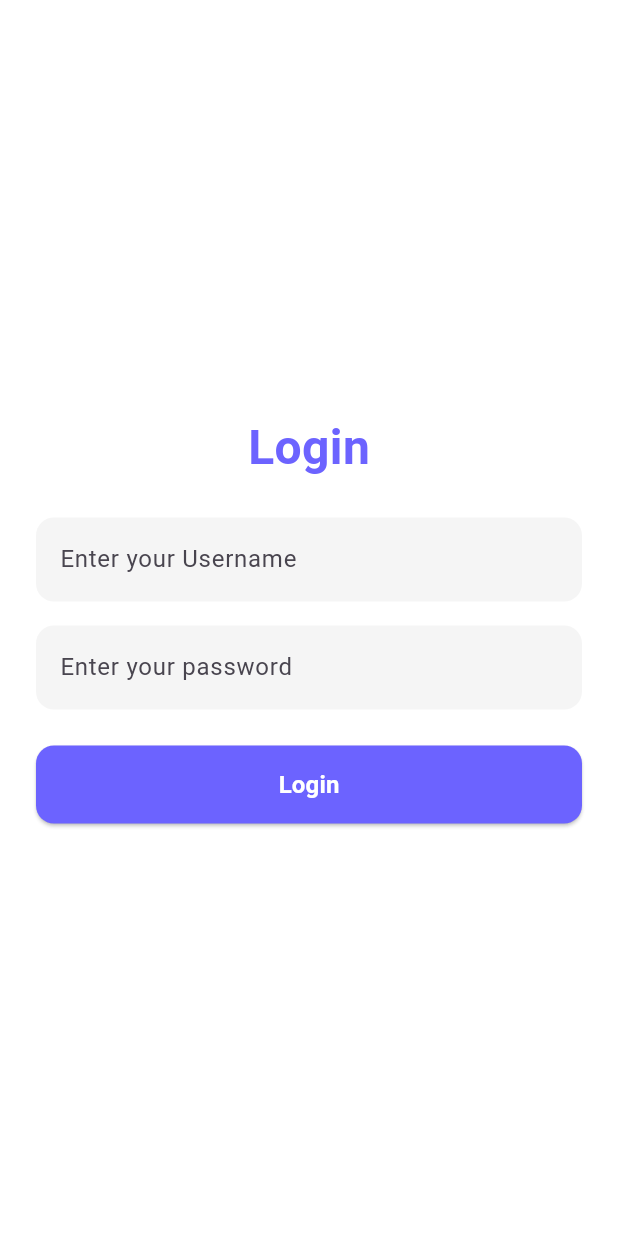
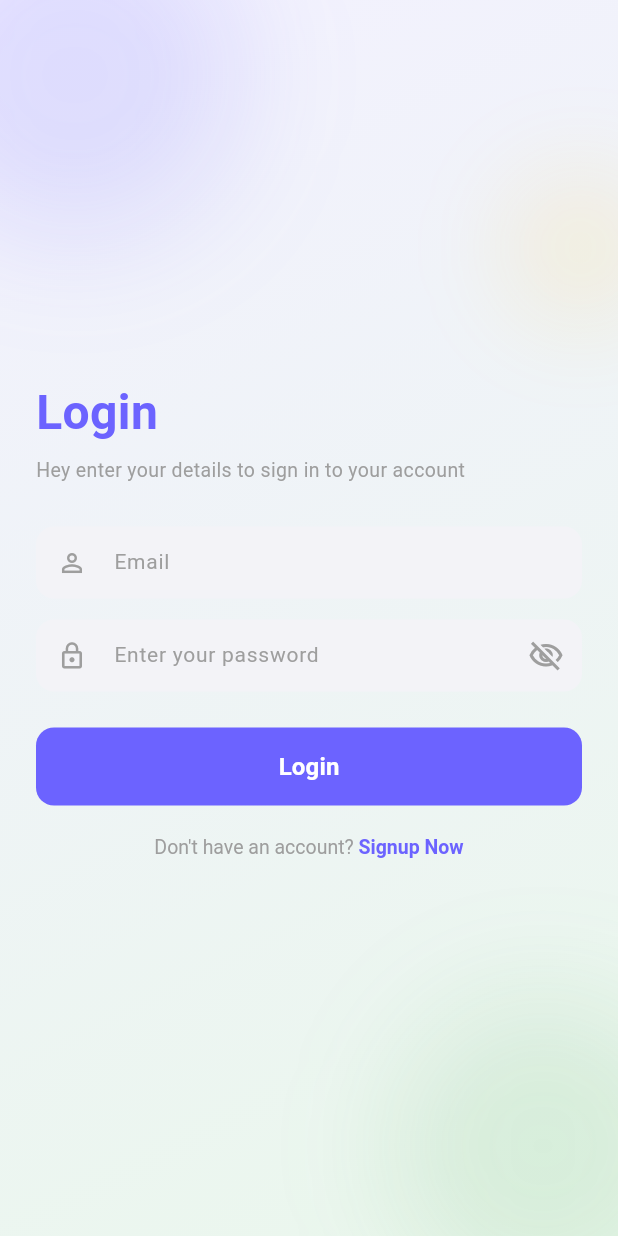
Before and after one commit to joan-code6/broccoli, a Flutter app: the screen it shows after launch, on a phone screen of 412 x 824 dp. Run offline on Flutter 3.47's test engine with Material 3 defaults, Android fonts, the phone set to English and light mode, and no system bars.

Commit message:
add color

```diff
--- a/app/lib/login_screen.dart
+++ b/app/lib/login_screen.dart
@@ -1,89 +1,209 @@
+import 'dart:ui';
 import 'package:flutter/material.dart';
+import 'package:flutter/gestures.dart';
 
 class LoginScreen extends StatefulWidget {
   const LoginScreen({super.key});
 
   @override
-  _LoginScreenState createState() => _LoginScreenState();
+  State<LoginScreen> createState() => _LoginScreenState();
 }
 
 class _LoginScreenState extends State<LoginScreen> {
-  String myUsername = "";
-  String myPassword = "";
+  final TextEditingController _emailController = TextEditingController();
+  final TextEditingController _passwordController = TextEditingController();
+  bool _obscurePassword = true;
+
+  @override
+  void dispose() {
+    _emailController.dispose();
+    _passwordController.dispose();
+    super.dispose();
+  }
+
+  void _handleLogin() {
+    final email = _emailController.text.trim();
+    final password = _passwordController.text;
+    debugPrint('Login attempt: $email');
+  }
+
+  Widget _blurBlob({
+    required double size,
+    required Color color,
+    double blurSigma = 40,
+  }) {
+    return ImageFiltered(
+      imageFilter: ImageFilter.blur(sigmaX: blurSigma, sigmaY: blurSigma),
+      child: Container(
+        width: size,
+        height: size,
+        decoration: BoxDecoration(shape: BoxShape.circle, color: color),
+      ),
+    );
+  }
+
+  Widget _buildTextField({
+    required TextEditingController controller,
+    required String hint,
+    required IconData icon,
+    bool obscureText = false,
+    Widget? suffixIcon,
+  }) {
+    return Container(
+      height: 48,
+      decoration: BoxDecoration(
+        color: const Color(0xFFF3F3F7),
+        borderRadius: BorderRadius.circular(12),
+      ),
+      child: TextField(
+        controller: controller,
+        obscureText: obscureText,
+        style: const TextStyle(fontSize: 14),
+        decoration: InputDecoration(
+          prefixIcon: Icon(icon, color: Colors.grey, size: 20),
+          suffixIcon: suffixIcon,
+          hintText: hint,
+          hintStyle: const TextStyle(fontSize: 14, color: Colors.grey),
+          border: InputBorder.none,
+          contentPadding: const EdgeInsets.symmetric(vertical: 14),
+        ),
+      ),
+    );
+  }
 
   @override
   Widget build(BuildContext context) {
     return Scaffold(
-      backgroundColor: Colors.white,
-      body: SafeArea(
-        child: Padding(
+      body: Container(
+        decoration: const BoxDecoration(
+          gradient: LinearGradient(
+            begin: Alignment.topLeft,
+            end: Alignment.bottomRight,
+            colors: [Color(0xFFF3F1FF), Color(0xFFEAF7EC)],
+          ),
+        ),
+        child: Stack(
+          children: [
+            Positioned(
+              top: -60,
+              left: -60,
+              child: _blurBlob(
+                size: 220,
+                color: const Color(0xFF6C63FF).withOpacity(0.15),
+              ),
+            ),
+            Positioned(
+              bottom: -40,
+              right: -50,
+              child: _blurBlob(
+                size: 200,
+                color: const Color(0xFF4CAF50).withOpacity(0.12),
+              ),
+            ),
+            Positioned(
+              top: 110,
+              right: -30,
+              child: _blurBlob(
+                size: 110,
+                color: const Color(0xFFFFC107).withOpacity(0.10),
+                blurSigma: 30,
+              ),
+            ),
+            SafeArea(
+              child: Center(
+                child: SingleChildScrollView(
                   padding: const EdgeInsets.symmetric(horizontal: 24),
                   child: Column(
-            mainAxisAlignment: MainAxisAlignment.center,
+                    mainAxisSize: MainAxisSize.min,
+                    crossAxisAlignment: CrossAxisAlignment.start,
                     children: [
                       const Text(
-                "Login",
+                        'Login',
                         style: TextStyle(
                           fontSize: 32,
                           fontWeight: FontWeight.bold,
                           color: Color(0xFF6C63FF),
                         ),
                       ),
-              const SizedBox(height: 24),
-
-              TextField(
-                decoration: InputDecoration(
-                  hintText: "Enter your Username",
-                  filled: true,
-                  fillColor: Colors.grey[100],
-                  border: OutlineInputBorder(
-                    borderRadius: BorderRadius.circular(12),
-                    borderSide: BorderSide.none,
+                      const SizedBox(height: 6),
+                      const Text(
+                        'Hey enter your details to sign in to your account',
+                        style: TextStyle(fontSize: 13, color: Colors.grey),
+                      ),
+                      const SizedBox(height: 28),
+                      _buildTextField(
+                        controller: _emailController,
+                        hint: 'Email',
+                        icon: Icons.person_outline,
+                      ),
+                      const SizedBox(height: 14),
+                      _buildTextField(
+                        controller: _passwordController,
+                        hint: 'Enter your password',
+                        icon: Icons.lock_outline,
+                        obscureText: _obscurePassword,
+                        suffixIcon: IconButton(
+                          icon: Icon(
+                            _obscurePassword
+                                ? Icons.visibility_off_outlined
+                                : Icons.visibility_outlined,
+                            color: Colors.grey,
+                          ),
+                          onPressed: () {
+                            setState(() {
+                              _obscurePassword = !_obscurePassword;
+                            });
+                          },
                         ),
                       ),
-                onChanged: (text) {
-                  myUsername = text;
-                },
-              ),
-              const SizedBox(height: 16),
-
-              TextField(
-                obscureText: true,
-                decoration: InputDecoration(
-                  hintText: "Enter your password",
-                  filled: true,
-                  fillColor: Colors.grey[100],
-                  border: OutlineInputBorder(
-                    borderRadius: BorderRadius.circular(12),
-                    borderSide: BorderSide.none,
-                  ),
-                ),
-                onChanged: (text) {
-                  myPassword = text;
-                },
-              ),
                       const SizedBox(height: 24),
-
                       SizedBox(
                         width: double.infinity,
                         height: 52,
                         child: ElevatedButton(
-                  onPressed: () {
-                    print("아이디: " + myUsername);
-                    print("비번: " + myPassword);
-                  },
+                          onPressed: _handleLogin,
                           style: ElevatedButton.styleFrom(
                             backgroundColor: const Color(0xFF6C63FF),
                             shape: RoundedRectangleBorder(
                               borderRadius: BorderRadius.circular(12),
                             ),
+                            elevation: 0,
                           ),
                           child: const Text(
-                    "Login",
+                            'Login',
                             style: TextStyle(
                               fontSize: 16,
-                      fontWeight: FontWeight.bold,
+                              fontWeight: FontWeight.w600,
                               color: Colors.white,
+                            ),
+                          ),
+                        ),
+                      ),
+                      const SizedBox(height: 20),
+                      Align(
+                        alignment: Alignment.center,
+                        child: RichText(
+                          text: TextSpan(
+                            style: const TextStyle(
+                              fontSize: 13,
+                              color: Colors.grey,
+                            ),
+                            children: [
+                              const TextSpan(text: "Don't have an account? "),
+                              TextSpan(
+                                text: 'Signup Now',
+                                style: const TextStyle(
+                                  color: Color(0xFF6C63FF),
+                                  fontWeight: FontWeight.w600,
+                                ),
+                                recognizer: TapGestureRecognizer()
+                                  ..onTap = () {},
+                              ),
+                            ],
+                          ),
+                        ),
+                      ),
+                    ],
                   ),
                 ),
               ),
@@ -91,7 +211,6 @@ class _LoginScreenState extends State<LoginScreen> {
           ],
         ),
       ),
-      ),
     );
   }
 }
```
Lines whose indentation alone changed are shown as unchanged.
